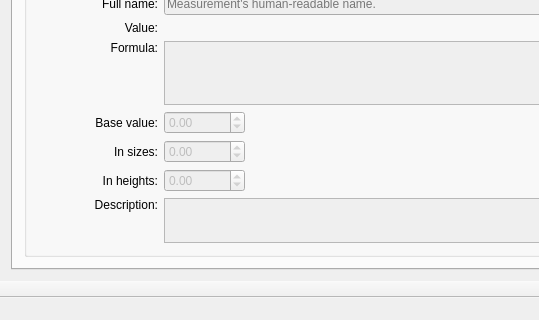
Old version of the form src/app/seamlyme/tmainwindow.ui in the repository FashionFreedom/Seamly2D; both pictures show x 0 to 539 and y 462 to 782 of the 835 by 782 pixel window.
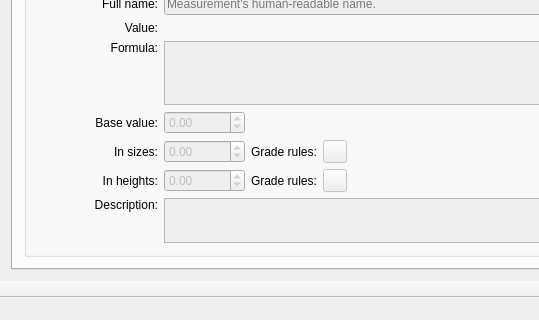
New version of the form. Icons and pictures are not drawn.

Commit message: add grading range and rules

```diff
--- a/src/app/seamlyme/tmainwindow.ui
+++ b/src/app/seamlyme/tmainwindow.ui
@@ -723,6 +723,30 @@
                </property>
               </widget>
              </item>
+             <item>
+              <widget class="QLabel" name="labelGradeRulesSizes">
+               <property name="text">
+                <string>Grade rules:</string>
+               </property>
+              </widget>
+             </item>
+             <item>
+              <widget class="QToolButton" name="toolButtonSizeBreaks">
+               <property name="enabled">
+                <bool>false</bool>
+               </property>
+               <property name="toolTip">
+                <string>Edit grade rules for sizes</string>
+               </property>
+               <property name="text">
+                <string/>
+               </property>
+               <property name="icon">
+                <iconset resource="../../libs/vmisc/share/resources/icon.qrc">
+                 <normaloff>:/icon/32x32/table.png</normaloff>:/icon/32x32/table.png</iconset>
+               </property>
+              </widget>
+             </item>
              <item>
               <spacer name="horizontalSpacer_3">
                <property name="orientation">
@@ -781,6 +805,30 @@
                </property>
               </widget>
              </item>
+             <item>
+              <widget class="QLabel" name="labelGradeRulesHeights">
+               <property name="text">
+                <string>Grade rules:</string>
+               </property>
+              </widget>
+             </item>
+             <item>
+              <widget class="QToolButton" name="toolButtonHeightBreaks">
+               <property name="enabled">
+                <bool>false</bool>
+               </property>
+               <property name="toolTip">
+                <string>Edit grade rules for heights</string>
+               </property>
+               <property name="text">
+                <string/>
+               </property>
+               <property name="icon">
+                <iconset resource="../../libs/vmisc/share/resources/icon.qrc">
+                 <normaloff>:/icon/32x32/table.png</normaloff>:/icon/32x32/table.png</iconset>
+               </property>
+              </widget>
+             </item>
              <item>
               <spacer name="horizontalSpacer_4">
                <property name="orientation">
```
Left out of the diff: 17 changed lines with no effect on the pictures. The commit also changes 36 other files.
